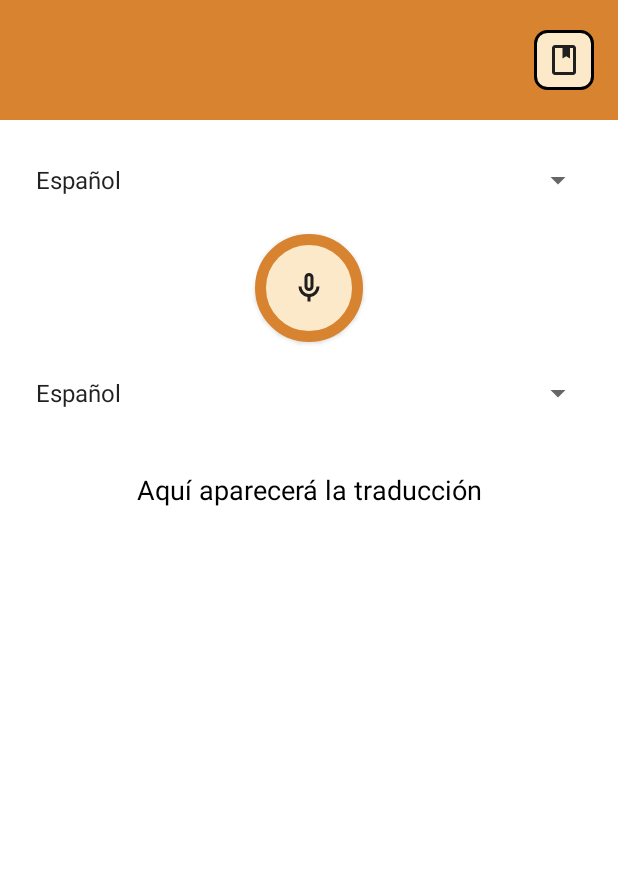
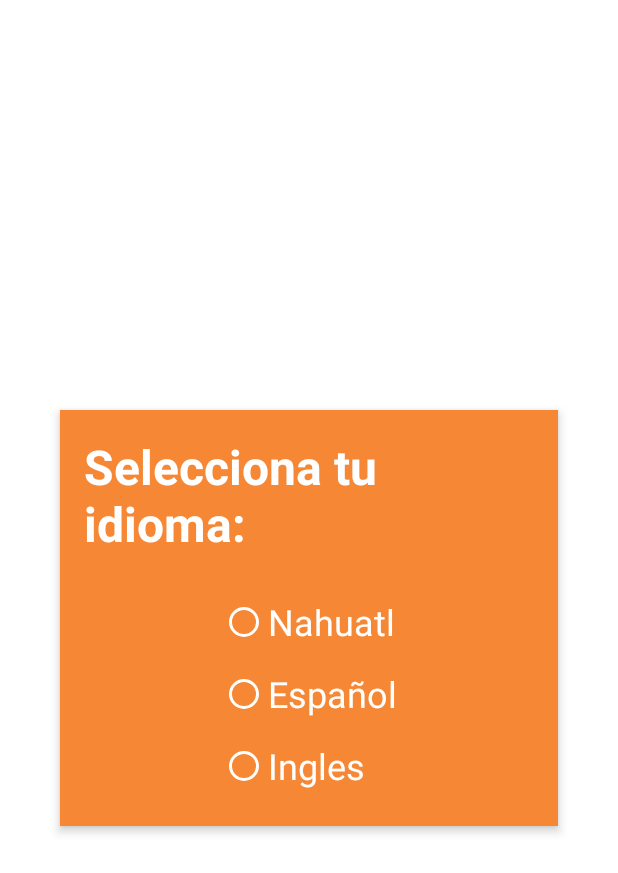
Before and after one commit to Santiago-yamil/Kolibri, an Android app: the screen it shows after launch (MainActivity before the commit, SelectionLanguageActivity after it), on a phone screen of 412 x 824 dp. Shown: the top 873 px of the screen. Run offline under Robolectric (Android 15) with nearby library versions, the phone set to English and light mode, and no system bars.

Commit message:
mi primer commit local

```diff
--- /dev/null
+++ b/app/src/main/java/com/yamil/kolibriidioma/SelectionLanguageActivity.kt
@@ -0,0 +1,49 @@
+package com.yamil.kolibriidioma
+
+import android.content.Context
+import android.content.Intent
+import android.os.Bundle
+import android.widget.RadioButton
+import android.widget.RadioGroup
+import androidx.appcompat.app.AppCompatActivity
+
+class SelectionLanguageActivity : AppCompatActivity() {
+
+    override fun onCreate(savedInstanceState: Bundle?) {
+        super.onCreate(savedInstanceState)
+        setContentView(R.layout.activity_selection_language)
+
+        val radioGroup: RadioGroup = findViewById(R.id.radioGroupOptions)
+
+
+        val sharedPref = getSharedPreferences("AppPrefs", Context.MODE_PRIVATE)
+        val lastOption = sharedPref.getString("selected_option", null)
+
+        if (lastOption != null) {
+
+            when (lastOption) {
+                "Opción 1" -> radioGroup.check(R.id.opcionNahuatl)
+                "Opción 2" -> radioGroup.check(R.id.opcionEspanol)
+                "Opción 3" -> radioGroup.check(R.id.opcionIngles)
+            }
+        }
+
+        // Detectar cuando cambia la selección
+        radioGroup.setOnCheckedChangeListener { _, checkedId ->
+            val selectedRadioButton = findViewById<RadioButton>(checkedId)
+            val selectedText = selectedRadioButton.text.toString()
+
+            // Guardar ajuste
+            val editor = sharedPref.edit()
+            editor.putString("selected_option", selectedText)
+            editor.apply()
+
+            // Ir a la pantalla principal
+            val intent = Intent(this, MainActivity::class.java)
+            intent.putExtra("selected_option", selectedText)
+            startActivity(intent)
+
+            //finish() // Opcional, para que no regrese a esta pantalla
+        }
+    }
+}
--- /dev/null
+++ b/app/src/main/java/com/yamil/kolibriidioma/SplashActivity.kt
@@ -0,0 +1,56 @@
+package com.yamil.kolibriidioma
+import android.content.Intent
+import android.os.Bundle
+import android.os.Handler
+import android.os.Looper
+import android.view.animation.AccelerateDecelerateInterpolator
+import android.widget.ImageView
+import androidx.appcompat.app.AppCompatActivity
+
+class SplashActivity : AppCompatActivity() {
+
+    override fun onCreate(savedInstanceState: Bundle?) {
+        super.onCreate(savedInstanceState)
+        setContentView(R.layout.activity_splash)
+
+        val logoPrincipal = findViewById<ImageView>(R.id.logoPrincipal)
+        val logoSecundario = findViewById<ImageView>(R.id.logoSecundario)
+
+        // 1) calcular cuanto hay que mover para que queden fuera de la pantalla
+        val screenH = resources.displayMetrics.heightPixels.toFloat()
+
+        // 2) ubicar fuera de pantalla (sin tocar translationX, la dejamos como está en XML)
+        logoPrincipal.translationY = -screenH    // comienza arriba, fuera de la pantalla
+        logoSecundario.translationY = screenH    // comienza abajo, fuera de la pantalla
+
+        // 3) animar ambos a la posición final (translationY = 0)
+        val duration = 900L
+        val interpolator = AccelerateDecelerateInterpolator()
+
+        logoPrincipal.animate()
+            .translationY(0f)
+            .setDuration(duration)
+            .setInterpolator(interpolator)
+            .start()
+
+        logoSecundario.animate()
+            .translationY(0f)
+            .setDuration(duration)
+            .setInterpolator(interpolator)
+            .start()
+
+
+        logoPrincipal.animate().withEndAction {
+            logoPrincipal.animate().scaleX(1.05f).scaleY(1.05f).setDuration(120)
+                .withEndAction {
+                    logoPrincipal.animate().scaleX(1f).scaleY(1f).setDuration(120).start()
+                }.start()
+        }
+
+        // 4) después de X ms arrancar MainActivity
+        Handler(Looper.getMainLooper()).postDelayed({
+            startActivity(Intent(this, SelectionLanguageActivity::class.java))
+            finish()
+        }, 3000)
+    }
+}
--- /dev/null
+++ b/app/src/main/res/layout/activity_selection_language.xml
@@ -0,0 +1,70 @@
+<?xml version="1.0" encoding="utf-8"?>
+<LinearLayout xmlns:android="http://schemas.android.com/apk/res/android"
+    android:layout_width="match_parent"
+    android:layout_height="match_parent"
+    android:orientation="vertical"
+    android:gravity="center"
+    android:padding="24dp"
+    android:background="@color/white">
+
+    <LinearLayout
+        android:id="@+id/containerOptions"
+        android:layout_width="match_parent"
+        android:layout_height="wrap_content"
+        android:orientation="vertical"
+        android:padding="16dp"
+        android:background="@color/vibrante"
+        android:layout_margin="16dp"
+        android:gravity="center_horizontal"
+        android:elevation="4dp">
+
+    <!-- Titulo -->
+        <TextView
+            android:id="@+id/tvTitle"
+            android:layout_width="wrap_content"
+            android:layout_height="wrap_content"
+            android:text="Selecciona tu idioma:"
+            android:textSize="32sp"
+            android:textStyle="bold"
+            android:layout_marginBottom="20dp"
+            android:textColor="@color/white"/>
+
+        <!-- opciones -->
+        <RadioGroup
+            android:id="@+id/radioGroupOptions"
+            android:layout_width="wrap_content"
+            android:layout_height="wrap_content"
+            android:orientation="vertical">
+
+            <RadioButton
+                android:id="@+id/opcionNahuatl"
+                android:layout_width="wrap_content"
+                android:layout_height="wrap_content"
+                android:text="Nahuatl"
+                android:textSize="24sp"
+                android:textColor="@color/white"
+                android:buttonTint="@color/white"
+                />
+
+            <RadioButton
+                android:id="@+id/opcionEspanol"
+                android:layout_width="wrap_content"
+                android:layout_height="wrap_content"
+                android:text="Español"
+                android:textSize="24sp"
+                android:textColor="@color/white"
+                android:buttonTint="@color/white"/>
+
+            <RadioButton
+                android:id="@+id/opcionIngles"
+                android:layout_width="wrap_content"
+                android:layout_height="wrap_content"
+                android:text="Ingles"
+                android:textSize="24sp"
+                android:textColor="@color/white"
+                android:buttonTint="@color/white"/>
+
+        </RadioGroup>
+
+    </LinearLayout>
+</LinearLayout>
```
Also changed, not shown: app/src/main/AndroidManifest.xml (+16 -16 lines), app/src/main/res/anim/fade_in.xml (added, +7 -0 lines), app/src/main/res/anim/move_down.xml (added, +10 -0 lines), app/src/main/res/anim/move_up.xml (added, +12 -0 lines), app/src/main/res/anim/scale_up.xml (added, +11 -0 lines), app/src/main/res/layout/activity_splash.xml (added, +26 -0 lines), app/src/main/res/values/colors.xml (+12 -0 lines), app/src/main/res/drawable/ic_logo_primary.jpeg (added), app/src/main/res/drawable/ic_logo_secondary.png (added).
